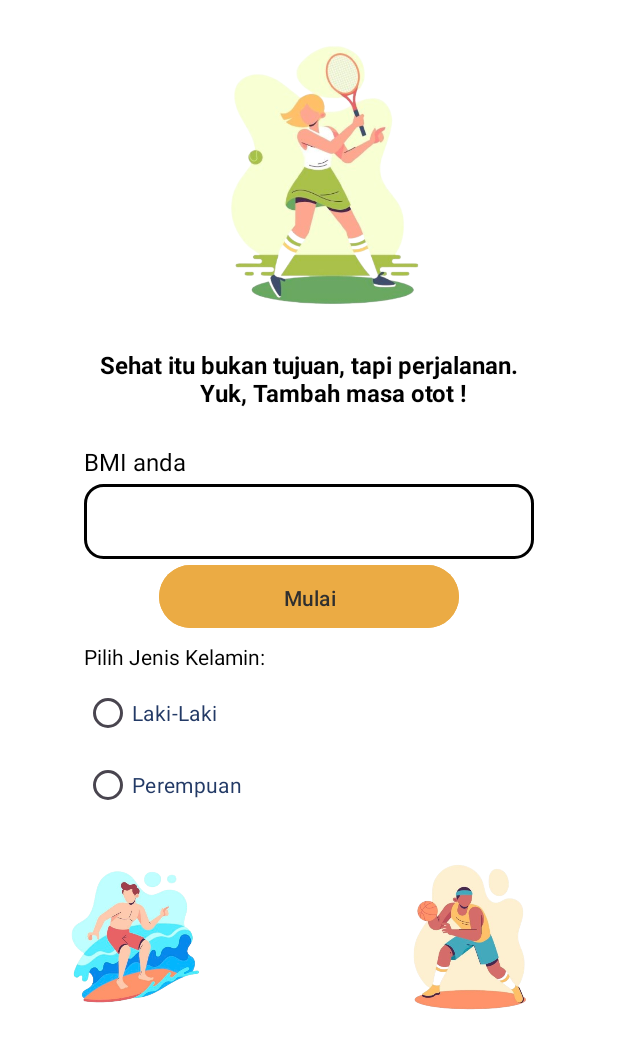
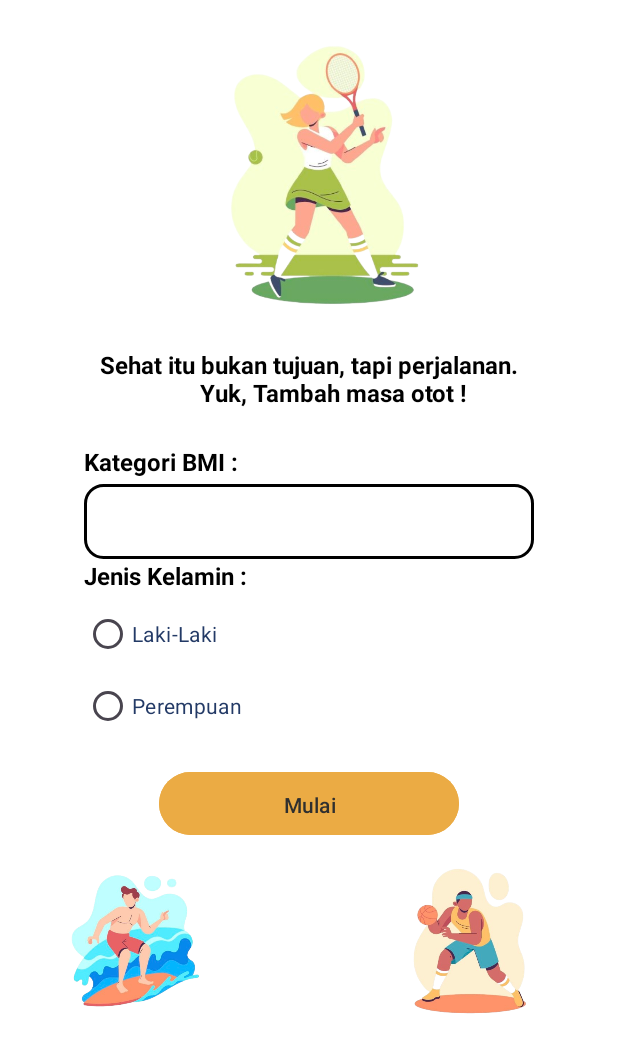
Before and after one commit to rizkimln/NutriPlan, an Android app: the DataBulking screen opened directly, with no data from a screen before it, on a phone screen of 412 x 824 dp. Shown: the top 1053 px of the screen. Run offline under Robolectric (Android 15) with nearby library versions, the phone set to English and light mode, and no system bars; our stand-ins replace Firebase (no records; nobody signed in at launch, a user with empty details on screens opened directly).

Commit message:
ubah tampilan dana recylerview

```diff
--- a/app/src/main/res/layout/activity_data_bulking.xml
+++ b/app/src/main/res/layout/activity_data_bulking.xml
@@ -41,9 +41,10 @@
             android:layout_width="300dp"
             android:layout_height="wrap_content"
             android:layout_marginBottom="4dp"
-            android:text="BMI anda"
+            android:text="Kategori BMI :"
             android:textColor="#000000"
-            android:textSize="16sp" />
+            android:textSize="16sp"
+            android:textStyle="bold" />
 
         <Spinner
             android:id="@+id/spinnerID"
@@ -54,22 +55,14 @@
 
         <!-- Start Button -->
 
-        <Button
-            android:id="@+id/btnSubmit"
-            android:layout_width="200dp"
-            android:layout_height="50dp"
-            android:layout_marginBottom="5dp"
-            android:backgroundTint="#EBAB44"
-            android:padding="12dp"
-            android:text="Mulai"
-            android:textColor="#2F2F2F" />
-
         <TextView
             android:layout_width="300dp"
             android:layout_height="wrap_content"
             android:layout_marginBottom="4dp"
-            android:text="Pilih Jenis Kelamin:"
-            android:textColor="@color/black" />
+            android:text="Jenis Kelamin :"
+            android:textColor="@color/black"
+            android:textSize="16sp"
+            android:textStyle="bold" />
 
         <RadioGroup
             android:id="@+id/rgGender"
@@ -93,6 +86,16 @@
         </RadioGroup>
 
         <!-- Bottom Illustrations -->
+        <Button
+            android:id="@+id/btnSubmit"
+            android:layout_width="200dp"
+            android:layout_height="50dp"
+            android:layout_marginBottom="5dp"
+            android:backgroundTint="#EBAB44"
+            android:padding="12dp"
+            android:text="Mulai"
+            android:textColor="#2F2F2F" />
+
         <LinearLayout
             android:layout_width="match_parent"
             android:layout_height="wrap_content"
--- a/app/src/main/res/layout/activity_misi_harian.xml
+++ b/app/src/main/res/layout/activity_misi_harian.xml
@@ -68,10 +68,12 @@
     <androidx.recyclerview.widget.RecyclerView
         android:id="@+id/recipeRecyclerView"
         android:layout_width="match_parent"
-        android:layout_height="533dp"
+        android:layout_height="600dp"
+        android:layout_below="@+id/topBar"
         android:layout_alignParentEnd="true"
-        android:layout_marginTop="150dp"
+        android:layout_alignParentBottom="true"
         android:layout_marginEnd="0dp"
+        android:layout_marginBottom="0dp"
         android:clipToPadding="false"
         android:padding="8dp"
         android:scrollbars="vertical" />
```
